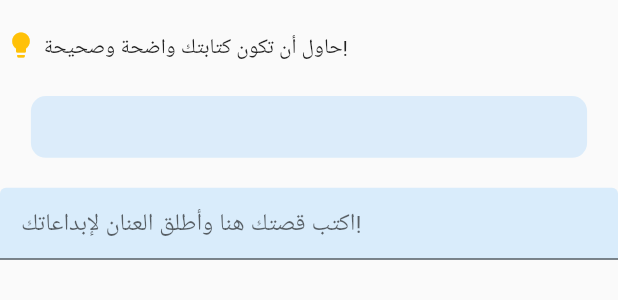
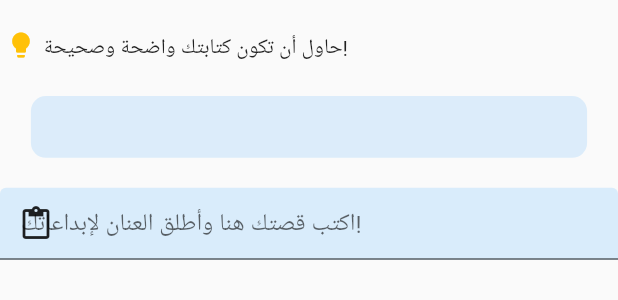
Before and after one commit to Lujain-M02/2023-GP1-6, a Flutter app: the CreateStoryContent widget shown alone on an empty page, opened directly with empty values, on a phone screen of 412 x 824 dp. Shown: the top 300 px of the screen. Run offline on Flutter 3.47's test engine with Material 2 defaults, Android fonts, the phone set to English and light mode, and no system bars; our stand-ins replace animate_do, animated_text_kit, cloud_firestore, firebase_auth, firebase_core, font_awesome_flutter and 3 more; accounts and stored records are empty.

Commit message:
add paste icon

```diff
--- a/your_story/lib/pages/MainPage.dart
+++ b/your_story/lib/pages/MainPage.dart
@@ -2,7 +2,6 @@ import 'package:flutter/material.dart';
 import 'package:salomon_bottom_bar/salomon_bottom_bar.dart';
 import 'package:your_story/pages/create_story_pages/create_story.dart';
 import 'package:your_story/pages/more_page.dart';
-import 'package:your_story/style.dart';
 import 'package:your_story/pages/my_stories_page.dart';
 
 class MainPage extends StatefulWidget {
--- a/your_story/lib/pages/create_story_pages/create_story_content.dart
+++ b/your_story/lib/pages/create_story_pages/create_story_content.dart
@@ -1,4 +1,5 @@
 import 'package:flutter/material.dart';
+import 'package:flutter/services.dart';
 import 'error_message_holder.dart';
 
 class CreateStoryContent extends StatelessWidget {
@@ -72,27 +73,37 @@ class CreateStoryContent extends StatelessWidget {
         Form(
           autovalidateMode: AutovalidateMode.onUserInteraction,
           child: Container(
-            //child: Container(
-            /*decoration: BoxDecoration(
-              border: Border.all(color: Colors.grey),
-              borderRadius: BorderRadius.circular(10),
-            ),*/
-            child: TextFormField(
+  child: Stack(
+    children: [
+      TextFormField(
         autovalidateMode: AutovalidateMode.onUserInteraction,
         controller: contentController,
-              maxLines: null, // This allows multiple lines for long text
+        maxLines: null,
         decoration: const InputDecoration(
           filled: true,
           fillColor: Color.fromARGB(132, 187, 222, 251),
           hintText: " اكتب قصتك هنا وأطلق العنان لإبداعاتك!",
-                //labelText: "أطلق العنان لإبداعاتك!",
-                //labelStyle: TextStyle(color: Color.fromARGB(255, 108, 26, 17)),
           contentPadding: EdgeInsets.all(10),
         ),
         validator: validateTitle,
       ),
-            //),
+      Positioned(
+        top: 0,
+        left: 0,
+        child: IconButton(
+          icon: Icon(Icons.paste),
+          onPressed: () async {
+            ClipboardData? data = await Clipboard.getData('text/plain');
+            if (data != null && data.text != null) {
+              contentController.text = data.text!;
+            }
+          },
         ),
+      ),
+    ],
+  ),
+),
+
         ),
       ],
     );
--- a/your_story/lib/pages/login page/login.dart
+++ b/your_story/lib/pages/login page/login.dart
@@ -185,8 +185,7 @@ class _LoginPageState extends State<LoginPage> {
                         onPressed: () async {
                           if (_formKey.currentState!.validate()) {
                             try {
-                              UserCredential userCredential = await FirebaseAuth
-                                  .instance
+                              await FirebaseAuth.instance
                                   .signInWithEmailAndPassword(
                                       email: EmailController.text, password: passwordController.text);
                               Navigator.push( context,MaterialPageRoute(
@@ -218,7 +217,7 @@ class _LoginPageState extends State<LoginPage> {
                    ),
                     const SizedBox(height: 30,),
                     FadeInUp(duration: const Duration(milliseconds: 2000), child: Center(child: TextButton(onPressed: () {Navigator.of(context).push(
-                              MaterialPageRoute(builder: (_) => const SignUp()),);}, child: const Text("تسجيل حساب", style: TextStyle(color: Color.fromRGBO(49, 39, 79, .6)),)))),
+                              MaterialPageRoute(builder: (_) => const SignUp()),);}, child: const Text("مستخدم جديد؟ تسجيل حساب", style: TextStyle(color: Color.fromRGBO(49, 39, 79, .6)),)))),
                   ],
                 ),
               )
--- a/your_story/lib/pages/signup/signup.dart
+++ b/your_story/lib/pages/signup/signup.dart
@@ -449,8 +449,8 @@ class _SignUpState extends State<SignUp> {
   }
 }
 void _showCustomModalBottomSheet(BuildContext context, String text) {
-  final width = MediaQuery.of(context).size.width;
-    final height = MediaQuery.of(context).size.height;
+  // final width = MediaQuery.of(context).size.width;
+  //   final height = MediaQuery.of(context).size.height;
   showModalBottomSheet(
     context: context,
     isScrollControlled: true,
--- a/your_story/lib/pages/welcome_page.dart
+++ b/your_story/lib/pages/welcome_page.dart
@@ -1,6 +1,5 @@
 import 'package:animate_do/animate_do.dart';
 import 'package:flutter/material.dart';
-import 'package:your_story/pages/mainpage.dart';
 import 'package:your_story/pages/login%20page/login.dart';
 import 'package:your_story/style.dart';
 import 'package:your_story/pages/signup/signup.dart';
```
Lines whose indentation alone changed are shown as unchanged.
